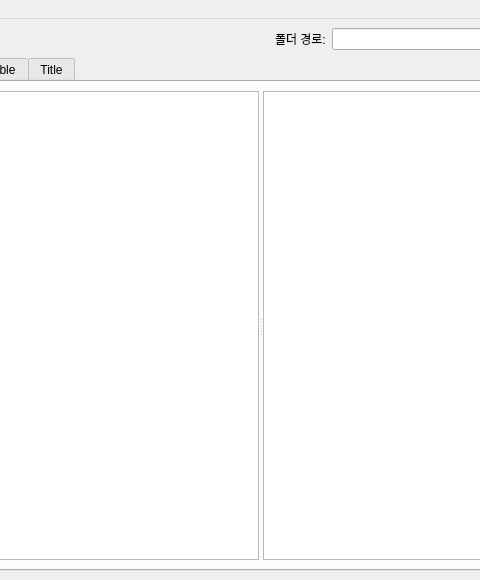
coreanq/table_editor3, file mainwindow.ui: the form before one commit; both pictures show x 202 to 682 and y 0 to 580 of the 925 by 580 pixel window.
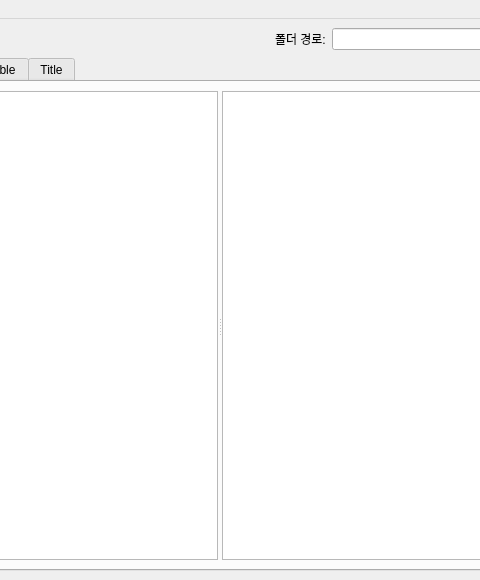
The form after the commit.

Commit message: parameter view unit 에  맞게  combobox 내 msg 변하도록 수정 delegate 초기화 루틴 중복 루틴 개선

What changed in the file:
```diff
--- a/mainwindow.ui
+++ b/mainwindow.ui
@@ -101,7 +101,7 @@
           <widget class="QSplitter" name="splitter_4">
            <property name="maximumSize">
             <size>
-             <width>500</width>
+             <width>400</width>
              <height>16777215</height>
             </size>
            </property>
@@ -111,7 +111,7 @@
            <widget class="QTableView" name="viewMessageInfo">
             <property name="maximumSize">
              <size>
-              <width>500</width>
+              <width>400</width>
               <height>16777215</height>
              </size>
             </property>
```
Left out of the diff: 4 changed lines with no effect on the pictures. The commit also changes 3 other files.
